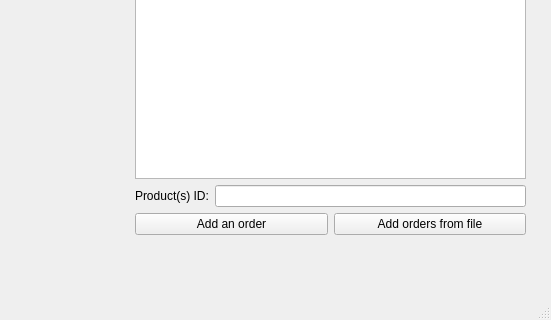
QUAFFquaff/Warehouse-Navigation-Application, file qt_designer/main.ui: the form before one commit; both pictures show x 745 to 1296 and y 476 to 796 of the 1296 by 796 pixel window.
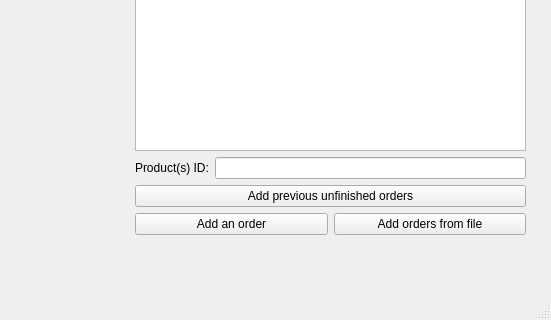
The form after the commit.

Commit message: unfinished orders

Patch:
```diff
--- a/qt_designer/main.ui
+++ b/qt_designer/main.ui
@@ -113,6 +113,13 @@
        </item>
       </layout>
      </item>
+     <item>
+      <widget class="QPushButton" name="pushButton_previous_orders">
+       <property name="text">
+        <string>Add previous unfinished orders</string>
+       </property>
+      </widget>
+     </item>
      <item>
       <layout class="QHBoxLayout" name="horizontalLayout_3">
        <item>
```
The commit also changes 1 other file.
